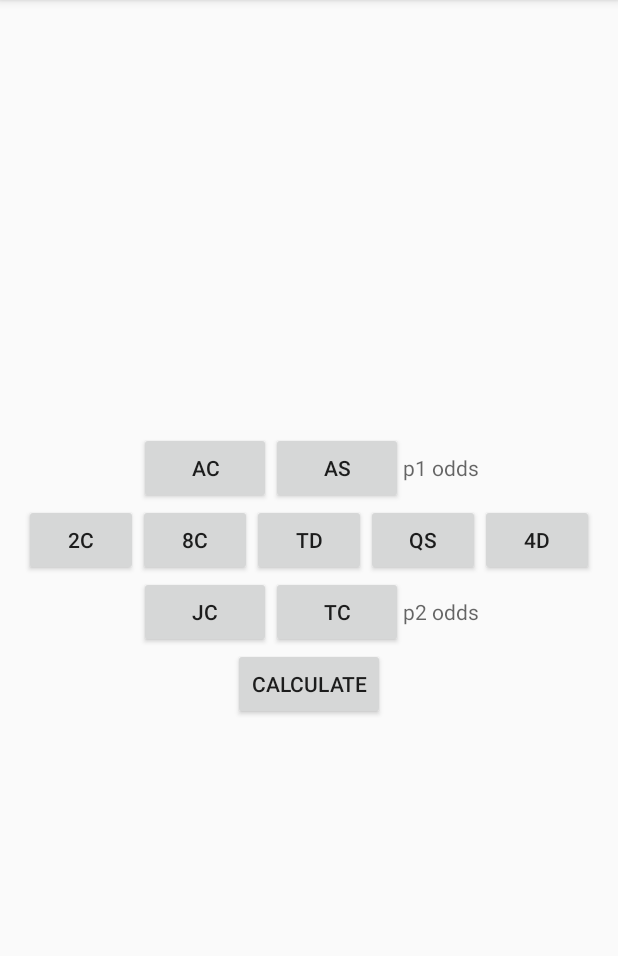
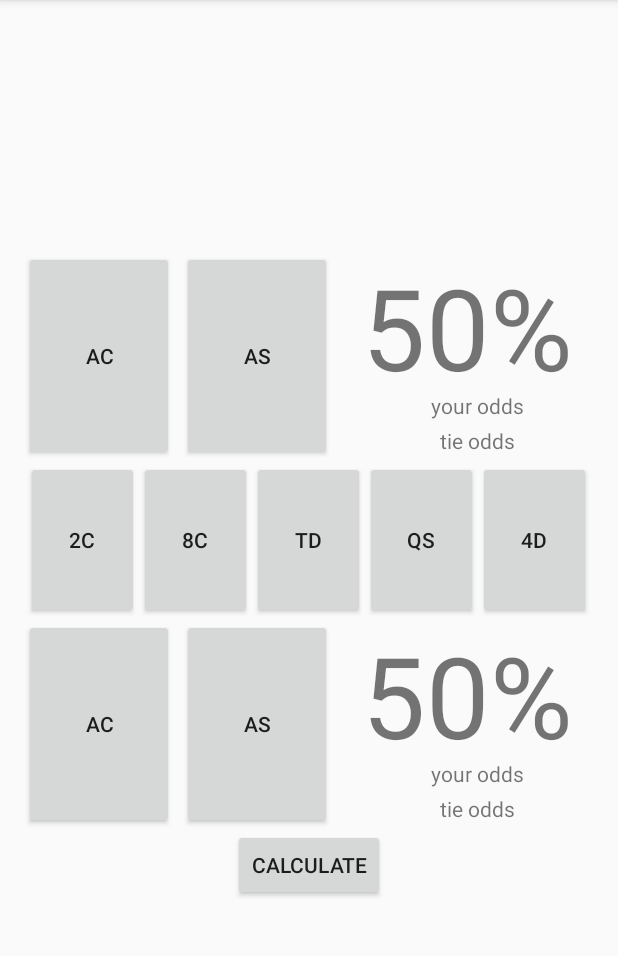
Before and after one commit to DimitarLazarov/OddsCalator, an Android app: the MainActivity screen opened directly, with no data from a screen before it, on a phone screen of 412 x 824 dp, the part 84-1040 px from its top. Run offline under Robolectric (Android 15) with nearby library versions, the phone set to English and light mode, and no system bars; 4 statements that could not run were skipped.

Commit message:
Calculator layout update

```diff
--- a/app/src/main/res/layout/activity_main.xml
+++ b/app/src/main/res/layout/activity_main.xml
@@ -12,28 +12,71 @@
     android:gravity="center"
     tools:context="com.example.chav.poker.MainActivity">
 
-
-
     <LinearLayout
         android:id="@+id/player_one"
         android:layout_width="wrap_content"
         android:layout_height="wrap_content">
 
+        <RelativeLayout xmlns:android="http://schemas.android.com/apk/res/android"
+                        xmlns:tools="http://schemas.android.com/tools"
+                        android:layout_width="match_parent"
+                        android:layout_height="140dp"
+                        tools:context=".CardsAndOddsFragment">
+
             <Button
-            android:id="@+id/player_card_one"
+                android:id="@+id/player_one_card_one"
+                android:layout_marginRight="5dp"
+                android:layout_marginEnd="5dp"
+                android:layout_width="100dp"
+                android:layout_height="140dp"
+                android:text="Ac"/>
+
+            <Button
+                android:id="@+id/player_one_card_two"
+                android:layout_width="100dp"
+                android:layout_height="140dp"
+                android:layout_marginRight="20dp"
+                android:layout_marginEnd="20dp"
+                android:layout_toRightOf="@+id/player_one_card_one"
+                android:layout_toEndOf="@+id/player_one_card_one"
+                android:text="As"/>
+
+            <LinearLayout
+                android:layout_toRightOf="@id/player_one_card_two"
+                android:layout_toEndOf="@+id/player_one_card_two"
                 android:layout_width="wrap_content"
-            android:text="Ac"
-            android:layout_height="wrap_content"/>
-        <Button
-            android:id="@+id/player_card_two"
-            android:text="As"
+                android:layout_height="match_parent"
+                android:orientation="vertical">
+
+                <TextView
+                    android:id="@+id/player_one_odds_win"
                     android:layout_width="wrap_content"
-            android:layout_height="wrap_content"/>
+                    android:layout_height="0dp"
+                    android:layout_weight="4"
+                    android:text="50%"
+                    android:textSize="75sp"
+                    android:hint="p1 odds"/>
+
                 <TextView
-            android:id="@+id/odds_p_one"
-            android:hint="p1 odds"
+                    android:id="@+id/player_one_your_odds"
+                    android:text="@string/your_odds"
                     android:layout_width="wrap_content"
-            android:layout_height="wrap_content"/>
+                    android:layout_height="0dp"
+                    android:layout_weight="1"
+                    android:layout_gravity="center"
+                    android:hint="p1 odds"/>
+
+                <TextView
+                    android:id="@+id/player_one_odds_tie"
+                    android:text="@string/player_tie_odds"
+                    android:layout_width="wrap_content"
+                    android:layout_height="0dp"
+                    android:layout_weight="1"
+                    android:layout_gravity="center"
+                    android:hint="p1 odds"/>
+            </LinearLayout>
+
+        </RelativeLayout>
 
     </LinearLayout>
 
@@ -45,32 +88,32 @@
             android:layout_weight="1"
             android:text="2c"
             android:id="@+id/card_one_board"
-            android:layout_width="wrap_content"
-            android:layout_height="wrap_content"/>
+            android:layout_width="75dp"
+            android:layout_height="105dp"/>
         <Button
             android:id="@+id/card_two_board"
             android:layout_weight="1"
             android:text="8c"
-            android:layout_width="wrap_content"
-            android:layout_height="wrap_content"/>
+            android:layout_width="75dp"
+            android:layout_height="105dp"/>
         <Button
             android:id="@+id/card_three_board"
             android:layout_weight="1"
             android:text="Td"
-            android:layout_width="wrap_content"
-            android:layout_height="wrap_content"/>
+            android:layout_width="75dp"
+            android:layout_height="105dp"/>
         <Button
             android:id="@+id/card_four_board"
             android:layout_weight="1"
             android:text="Qs"
-            android:layout_width="wrap_content"
-            android:layout_height="wrap_content"/>
+            android:layout_width="75dp"
+            android:layout_height="105dp"/>
         <Button
             android:id="@+id/card_five_board"
             android:layout_weight="1"
             android:text="4d"
-            android:layout_width="wrap_content"
-            android:layout_height="wrap_content"/>
+            android:layout_width="75dp"
+            android:layout_height="105dp"/>
 
 
     </LinearLayout>
@@ -80,22 +123,66 @@
         android:layout_width="wrap_content"
         android:layout_height="wrap_content">
 
+        <RelativeLayout xmlns:android="http://schemas.android.com/apk/res/android"
+                        xmlns:tools="http://schemas.android.com/tools"
+                        android:layout_width="match_parent"
+                        android:layout_height="140dp"
+                        tools:context=".CardsAndOddsFragment">
+
             <Button
-            android:id="@+id/card_one_p_two"
-            android:text="Jc"
+                android:id="@+id/player_two_card_one"
+                android:layout_marginRight="5dp"
+                android:layout_marginEnd="5dp"
+                android:layout_width="100dp"
+                android:layout_height="140dp"
+                android:text="Ac"/>
+
+            <Button
+                android:id="@+id/player_two_card_two"
+                android:layout_width="100dp"
+                android:layout_height="140dp"
+                android:layout_marginRight="20dp"
+                android:layout_marginEnd="20dp"
+                android:layout_toRightOf="@+id/player_two_card_one"
+                android:layout_toEndOf="@+id/player_two_card_one"
+                android:text="As"/>
+
+            <LinearLayout
+                android:layout_toRightOf="@id/player_two_card_two"
+                android:layout_toEndOf="@+id/player_two_card_two"
                 android:layout_width="wrap_content"
-            android:layout_height="wrap_content"/>
-        <Button
-            android:id="@+id/card_two_p_two"
-            android:text="Tc"
-            android:layout_width="wrap_content"
-            android:layout_height="wrap_content"/>
+                android:layout_height="match_parent"
+                android:orientation="vertical">
 
                 <TextView
-            android:id="@+id/odds_p_two"
-            android:hint="p2 odds"
+                    android:id="@+id/player_two_odds_win"
                     android:layout_width="wrap_content"
-            android:layout_height="wrap_content"/>
+                    android:layout_height="0dp"
+                    android:layout_weight="4"
+                    android:text="50%"
+                    android:textSize="75sp"
+                    android:hint="p1 odds"/>
+
+                <TextView
+                    android:id="@+id/player_two_your_odds"
+                    android:text="@string/your_odds"
+                    android:layout_width="wrap_content"
+                    android:layout_height="0dp"
+                    android:layout_weight="1"
+                    android:layout_gravity="center"
+                    android:hint="p1 odds"/>
+
+                <TextView
+                    android:id="@+id/player_two_odds_tie"
+                    android:text="@string/player_tie_odds"
+                    android:layout_width="wrap_content"
+                    android:layout_height="0dp"
+                    android:layout_weight="1"
+                    android:layout_gravity="center"
+                    android:hint="p1 odds"/>
+            </LinearLayout>
+
+        </RelativeLayout>
 
     </LinearLayout>
 
```
Lines whose indentation alone changed are shown as unchanged.
